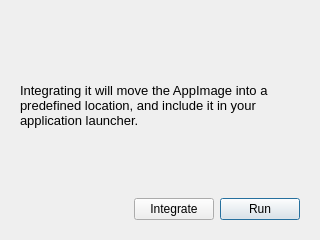
The window that src/launcher/ui.ui (TheAssassin/AppImageLauncher) describes before a commit, drawn with Qt 5.
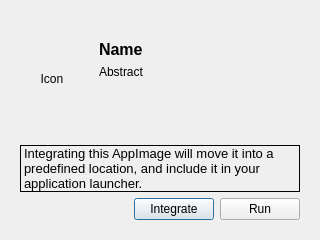
The same window after the commit. Icons and pictures are not drawn.

Commit message: Use AppImageInfo to show the aplication name, icon and abstract.

```diff
--- a/src/launcher/ui.ui
+++ b/src/launcher/ui.ui
@@ -18,46 +18,160 @@
     <widget class="QStackedWidget" name="stackedWidget">
      <widget class="QWidget" name="integrationPage">
       <layout class="QGridLayout" name="gridLayout">
-       <item row="1" column="0">
-        <spacer name="horizontalSpacer">
-         <property name="orientation">
-          <enum>Qt::Horizontal</enum>
+       <item row="3" column="2">
+        <widget class="QPushButton" name="integrateButton">
+         <property name="text">
+          <string>Integrate</string>
          </property>
-         <property name="sizeHint" stdset="0">
-          <size>
-           <width>349</width>
-           <height>20</height>
-          </size>
+         <property name="default">
+          <bool>false</bool>
          </property>
-        </spacer>
+        </widget>
        </item>
-       <item row="1" column="2">
+       <item row="0" column="1" colspan="3">
+        <widget class="QWidget" name="verticalWidget" native="true">
+         <property name="sizePolicy">
+          <sizepolicy hsizetype="MinimumExpanding" vsizetype="MinimumExpanding">
+           <horstretch>0</horstretch>
+           <verstretch>0</verstretch>
+          </sizepolicy>
+         </property>
+         <layout class="QVBoxLayout" name="verticalLayout_2">
+          <property name="sizeConstraint">
+           <enum>QLayout::SetDefaultConstraint</enum>
+          </property>
+          <property name="topMargin">
+           <number>20</number>
+          </property>
+          <item>
+           <widget class="QLabel" name="labelName">
+            <property name="sizePolicy">
+             <sizepolicy hsizetype="MinimumExpanding" vsizetype="Preferred">
+              <horstretch>0</horstretch>
+              <verstretch>0</verstretch>
+             </sizepolicy>
+            </property>
+            <property name="font">
+             <font>
+              <pointsize>12</pointsize>
+              <weight>75</weight>
+              <bold>true</bold>
+             </font>
+            </property>
+            <property name="text">
+             <string>Name</string>
+            </property>
+            <property name="wordWrap">
+             <bool>true</bool>
+            </property>
+            <property name="margin">
+             <number>0</number>
+            </property>
+           </widget>
+          </item>
+          <item>
+           <widget class="QLabel" name="labelAbstract">
+            <property name="sizePolicy">
+             <sizepolicy hsizetype="MinimumExpanding" vsizetype="MinimumExpanding">
+              <horstretch>0</horstretch>
+              <verstretch>0</verstretch>
+             </sizepolicy>
+            </property>
+            <property name="font">
+             <font>
+              <pointsize>9</pointsize>
+             </font>
+            </property>
+            <property name="text">
+             <string>Abstract</string>
+            </property>
+            <property name="alignment">
+             <set>Qt::AlignLeading|Qt::AlignLeft|Qt::AlignTop</set>
+            </property>
+            <property name="wordWrap">
+             <bool>true</bool>
+            </property>
+           </widget>
+          </item>
+         </layout>
+        </widget>
+       </item>
+       <item row="3" column="3">
         <widget class="QPushButton" name="runButton">
          <property name="text">
           <string>Run</string>
          </property>
+         <property name="icon">
+          <iconset theme="application-x-executable"/>
+         </property>
+         <property name="autoDefault">
+          <bool>false</bool>
+         </property>
+         <property name="default">
+          <bool>false</bool>
+         </property>
         </widget>
        </item>
-       <item row="0" column="0" colspan="3">
+       <item row="0" column="0">
+        <widget class="QLabel" name="iconLabel">
+         <property name="sizePolicy">
+          <sizepolicy hsizetype="Fixed" vsizetype="Fixed">
+           <horstretch>0</horstretch>
+           <verstretch>0</verstretch>
+          </sizepolicy>
+         </property>
+         <property name="minimumSize">
+          <size>
+           <width>64</width>
+           <height>64</height>
+          </size>
+         </property>
+         <property name="maximumSize">
+          <size>
+           <width>64</width>
+           <height>16777215</height>
+          </size>
+         </property>
+         <property name="text">
+          <string>Icon</string>
+         </property>
+         <property name="alignment">
+          <set>Qt::AlignCenter</set>
+         </property>
+        </widget>
+       </item>
+       <item row="1" column="0" colspan="4">
         <widget class="QLabel" name="label">
+         <property name="frameShape">
+          <enum>QFrame::Panel</enum>
+         </property>
          <property name="text">
           <string>&lt;!DOCTYPE HTML PUBLIC &quot;-//W3C//DTD HTML 4.0//EN&quot; &quot;http://www.w3.org/TR/REC-html40/strict.dtd&quot;&gt;
 &lt;html&gt;&lt;head&gt;&lt;meta name=&quot;qrichtext&quot; content=&quot;1&quot; /&gt;&lt;style type=&quot;text/css&quot;&gt;
 p, li { white-space: pre-wrap; }
 &lt;/style&gt;&lt;/head&gt;&lt;body style=&quot; font-family:'Noto Sans'; font-size:10pt; font-weight:400; font-style:normal;&quot;&gt;
-&lt;p style=&quot; margin-top:0px; margin-bottom:0px; margin-left:0px; margin-right:0px; -qt-block-indent:0; text-indent:0px;&quot;&gt;Integrating it will move the AppImage into a predefined location, and include it in your application launcher.&lt;/p&gt;&lt;/body&gt;&lt;/html&gt;</string>
+&lt;p style=&quot; margin-top:0px; margin-bottom:0px; margin-left:0px; margin-right:0px; -qt-block-indent:0; text-indent:0px;&quot;&gt;Integrating this AppImage will move it into a predefined location, and include it in your application launcher.&lt;/p&gt;&lt;/body&gt;&lt;/html&gt;</string>
          </property>
          <property name="wordWrap">
           <bool>true</bool>
          </property>
+         <property name="margin">
+          <number>4</number>
+         </property>
         </widget>
        </item>
-       <item row="1" column="1">
-        <widget class="QPushButton" name="integrateButton">
-         <property name="text">
-          <string>Integrate</string>
+       <item row="3" column="0" colspan="2">
+        <spacer name="horizontalSpacer">
+         <property name="orientation">
+          <enum>Qt::Horizontal</enum>
          </property>
-        </widget>
+         <property name="sizeHint" stdset="0">
+          <size>
+           <width>349</width>
+           <height>20</height>
+          </size>
+         </property>
+        </spacer>
        </item>
       </layout>
      </widget>
```
Left out of the diff: 8 changed lines with no effect on the pictures. The commit also changes 7 other files.
